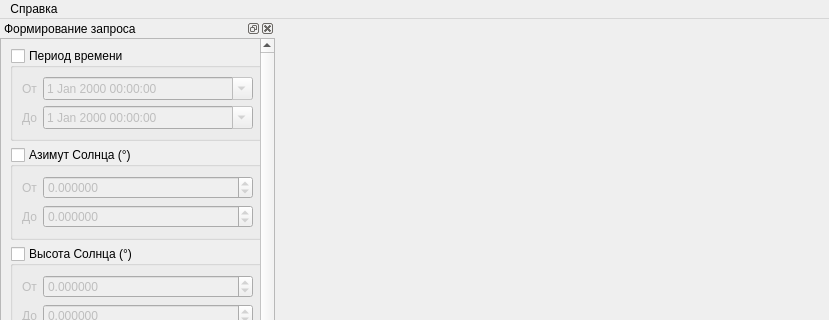
Above: src/geoPortal/ui/MainWindow.ui from AlexBobkov/hyexplorer before the change; both pictures show x 0 to 829 and y 0 to 320 of the 829 by 968 pixel window. Below: the same form after it.
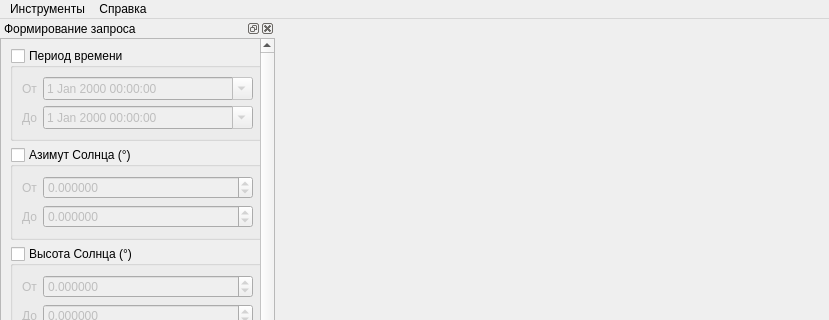
That is the form after the change.

What changed in the file:
```diff
--- a/src/geoPortal/ui/MainWindow.ui
+++ b/src/geoPortal/ui/MainWindow.ui
@@ -30,6 +30,13 @@
     <addaction name="metadataAction"/>
     <addaction name="aboutAction"/>
    </widget>
+   <widget class="QMenu" name="menu_2">
+    <property name="title">
+     <string>Инструменты</string>
+    </property>
+    <addaction name="settingsAction"/>
+   </widget>
+   <addaction name="menu_2"/>
    <addaction name="menu"/>
   </widget>
   <widget class="QStatusBar" name="statusbar"/>
```
Left out of the diff: 7 changed lines with no effect on the pictures.
